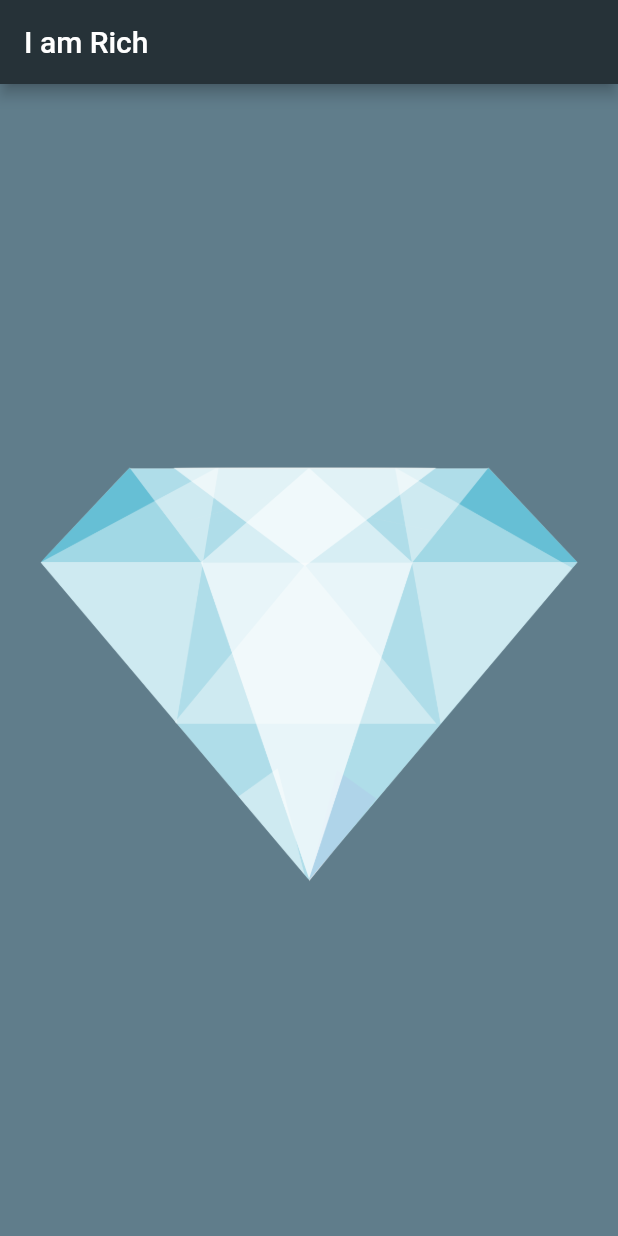
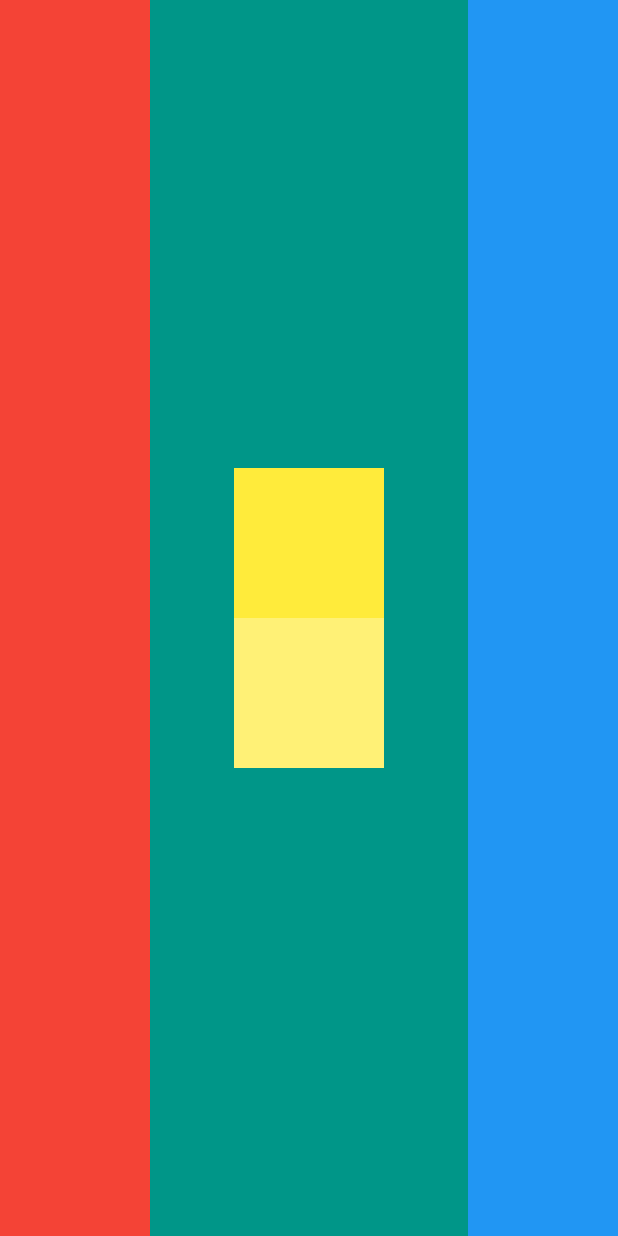
Before and after one commit to luthfifr/LearnFlutterUdemy, a Flutter app: the screen it shows after launch, on a phone screen of 412 x 824 dp. Run offline on Flutter 3.47's test engine with Material 2 defaults, Android fonts, the light colour scheme and no system bars.

Commit message:
change the main file to answer the challenge

```diff
--- a/lib/main.dart
+++ b/lib/main.dart
@@ -2,19 +2,49 @@ import 'package:flutter/material.dart';
 
 void main() {
   runApp(
-    MaterialApp(
+    MyApp()
+  );
+}
+
+class MyApp extends StatelessWidget {
+  @override
+  Widget build(BuildContext context) {
+    return MaterialApp(
       home: Scaffold(
-        backgroundColor: Colors.blueGrey,
-        appBar: AppBar(
-          title: Text('I am Rich'),
-          backgroundColor: Colors.blueGrey[900],
-        ),
-        body: Center(
-          child: Image(
-            image: AssetImage('images/diamond.png'),
-          ),
+        backgroundColor: Colors.teal,
+        body: SafeArea(
+          child: Row(
+            crossAxisAlignment: CrossAxisAlignment.stretch,
+            children: <Widget>[
+              Container(
+                color: Colors.red,
+                width: 100.0,
+              ),
+              Expanded(
+                child: Column(
+                  mainAxisAlignment: MainAxisAlignment.center,
+                  children: <Widget>[
+                    Container(
+                      width: 100.0,
+                      height: 100.0,
+                      color: Colors.yellow,
+                    ),
+                    Container(
+                      width: 100.0,
+                      height: 100.0,
+                      color: Colors.yellow[300],
+                    ),
+                  ],
+                )
+              ),
+              Container(
+                color: Colors.blue,
+                width: 100.0,
+              )
+            ]
+          )
         ),
       ),
-    ),
-  );
+    );
+  }
 }
```
Also changed, not shown: iar-homescreen.png (deleted), iar-icon.png (deleted), layout-challenge-answer.png (added), 1 other file.
